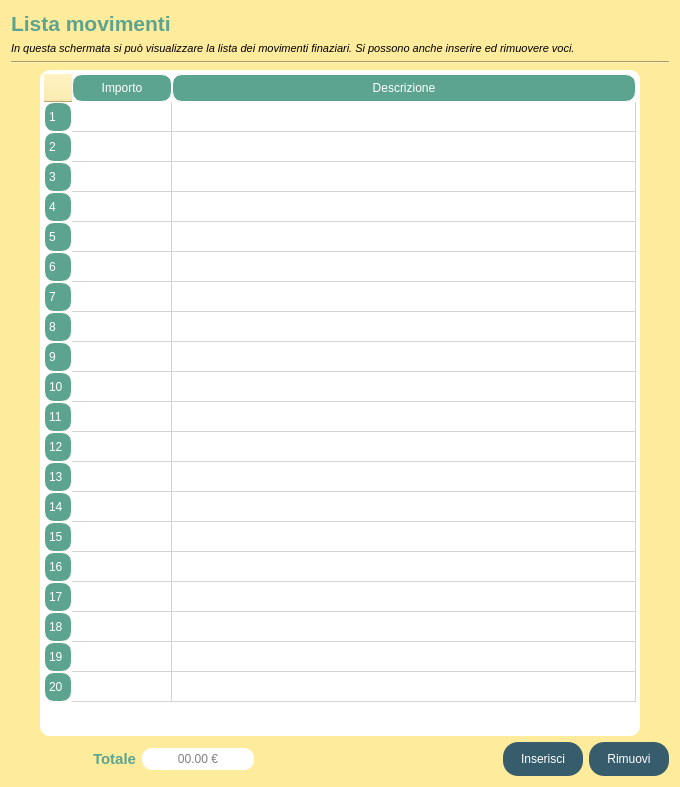
Before: the Qt Designer form spesericavi/view/Lista_Movimenti_UI2.ui in StracciaMatteo/GestioneCinema, drawn with Qt 5.
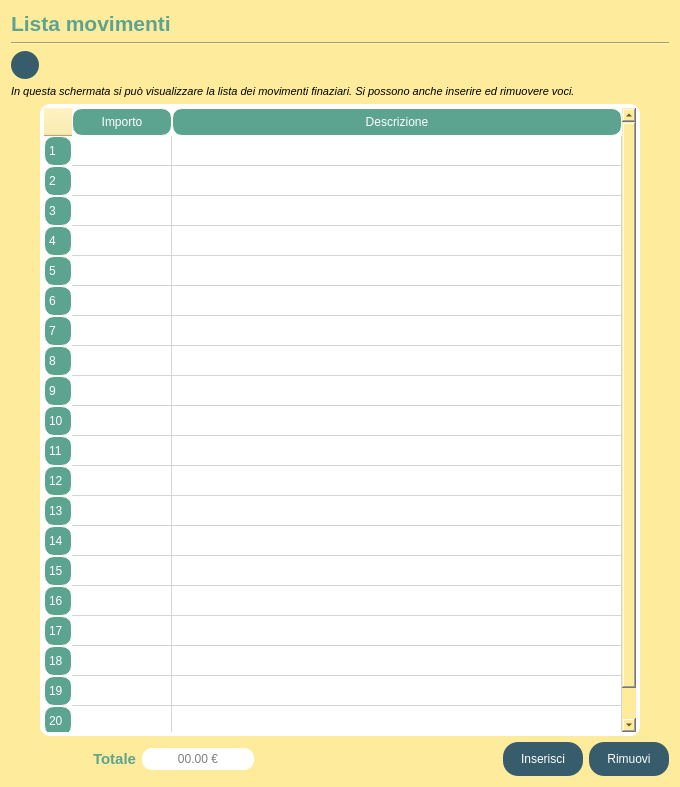
After: the same form once the commit is applied. Icons and pictures are not drawn.

Patch:
```diff
--- a/spesericavi/view/Lista_Movimenti_UI2.ui
+++ b/spesericavi/view/Lista_Movimenti_UI2.ui
@@ -55,6 +55,62 @@
        </property>
       </widget>
      </item>
+     <item>
+      <widget class="Line" name="line">
+       <property name="orientation">
+        <enum>Qt::Horizontal</enum>
+       </property>
+      </widget>
+     </item>
+     <item>
+      <layout class="QHBoxLayout" name="horizontalLayout_4">
+       <property name="topMargin">
+        <number>0</number>
+       </property>
+       <item>
+        <widget class="QPushButton" name="pushButton">
+         <property name="styleSheet">
+          <string notr="true">QPushButton{
+border-radius: 14px;
+Width:28px;
+Height:28px;
+background-color: rgb(55, 92, 108);
+color: rgb(255, 255, 255);
+border-style: outset;
+
+
+
+}
+
+QPushButton:hover{
+
+background-color: rgb(92, 154, 181);
+}
+QPushButton:pressed{
+border-style: inset;
+background-color: rgb(48, 80, 91);
+}</string>
+         </property>
+         <property name="text">
+          <string/>
+         </property>
+        </widget>
+       </item>
+       <item>
+        <spacer name="horizontalSpacer_3">
+         <property name="orientation">
+          <enum>Qt::Horizontal</enum>
+         </property>
+         <property name="sizeHint" stdset="0">
+          <size>
+           <width>40</width>
+           <height>20</height>
+          </size>
+         </property>
+        </spacer>
+       </item>
+      </layout>
+     </item>
      <item>
       <widget class="QLabel" name="label_FraseListaMov">
        <property name="font">
@@ -68,13 +124,6 @@
        </property>
       </widget>
      </item>
-     <item>
-      <widget class="Line" name="line">
-       <property name="orientation">
-        <enum>Qt::Horizontal</enum>
-       </property>
-      </widget>
-     </item>
     </layout>
    </item>
    <item alignment="Qt::AlignHCenter">
```
